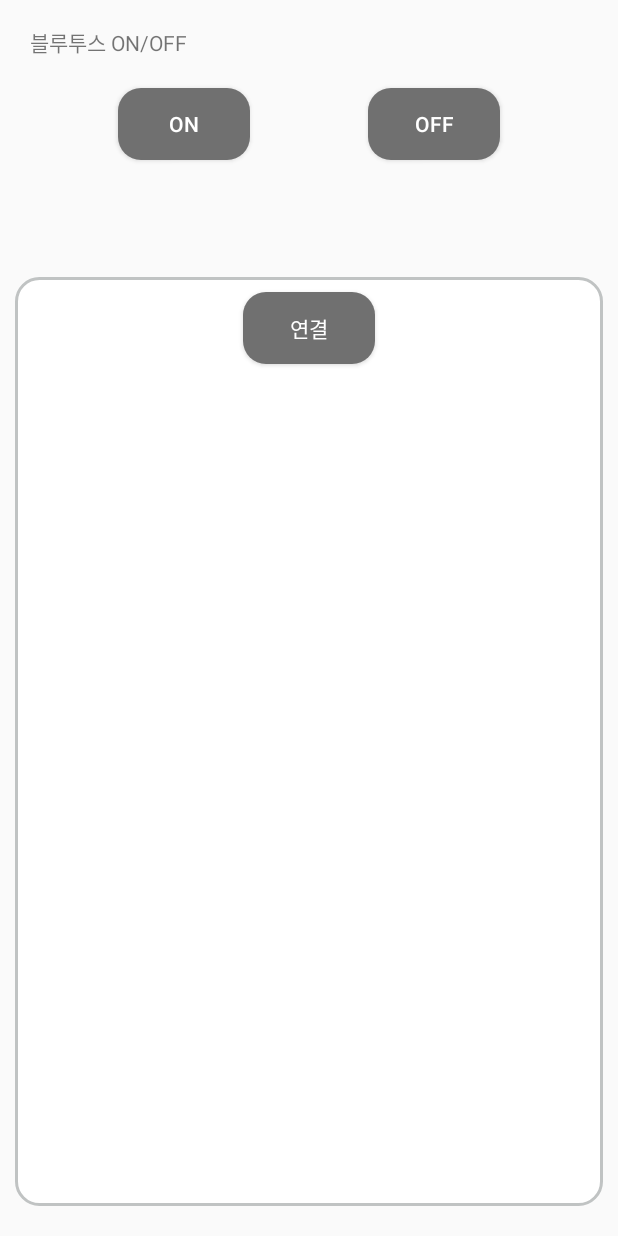
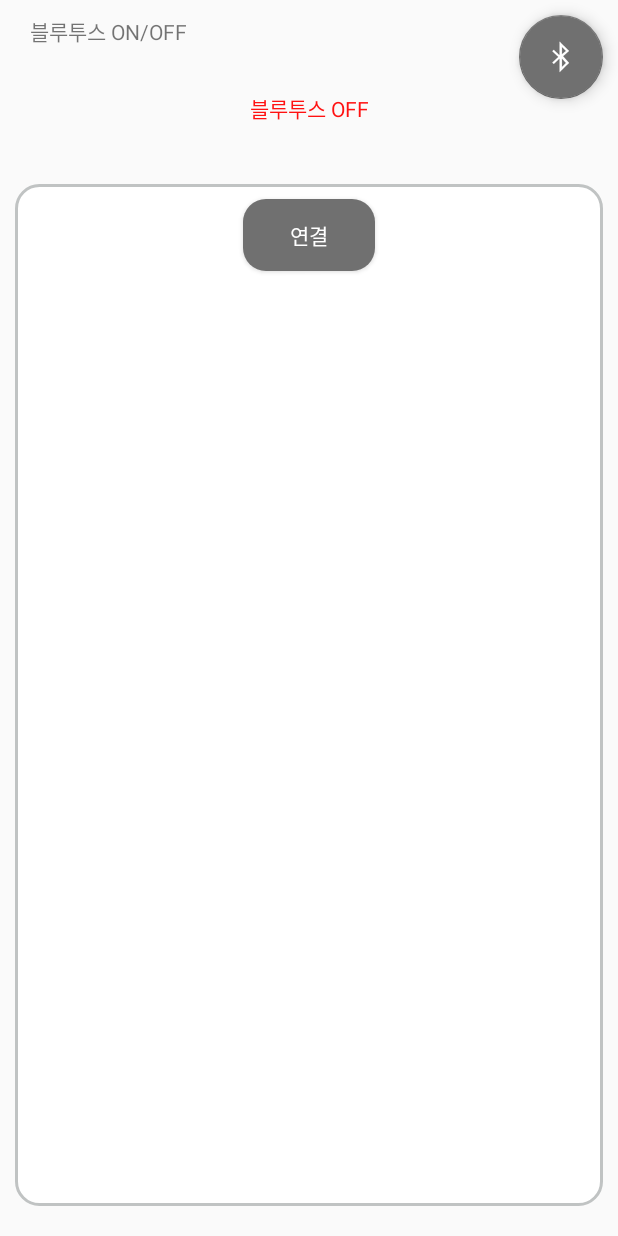
Before and after one commit to innjie/EarthAS, an Android app: the BluetoothActivity screen opened directly, with no data from a screen before it, on a phone screen of 412 x 824 dp. Run offline under Robolectric (Android 15) with nearby library versions, the phone set to English and light mode, and no system bars; network calls fail.

Commit message:
[update] bluetooth layout

```diff
--- a/app/src/main/java/ericson/lg/mobile/earthas/BluetoothActivity.java
+++ b/app/src/main/java/ericson/lg/mobile/earthas/BluetoothActivity.java
@@ -5,8 +5,11 @@ import android.bluetooth.BluetoothDevice;
 import android.bluetooth.BluetoothSocket;
 import android.content.DialogInterface;
 import android.content.Intent;
+import android.content.res.ColorStateList;
 import android.os.Bundle;
 import android.os.Handler;
+import android.os.SystemClock;
+import android.util.Log;
 import android.view.View;
 import android.widget.Button;
 import android.widget.TextView;
@@ -15,55 +18,57 @@ import android.widget.Toast;
 import androidx.appcompat.app.AlertDialog;
 import androidx.appcompat.app.AppCompatActivity;
 
+import com.google.android.material.floatingactionbutton.FloatingActionButton;
+
+import java.io.IOException;
+import java.io.InputStream;
+import java.io.OutputStream;
+import java.io.UnsupportedEncodingException;
 import java.util.ArrayList;
 import java.util.List;
 import java.util.Set;
+import java.util.UUID;
 
 public class BluetoothActivity extends AppCompatActivity  {
 
-    private Button btnOn;
-    private Button btnOff;
+    private FloatingActionButton fabOnOff;
     private Button btnConnect;
 
     private TextView tvStatus;
+
+    private Boolean isBluetoothOn = false;
 
     private BluetoothAdapter bluetoothAdapter;
     private Set<BluetoothDevice> pairedDevices;
     private List<String> listPairedDevices;
 
     private Handler bluetoothHandler;
-   // private ConnectedBluetoothThread threadConnectedBluetooth;
+    private ConnectedBluetoothThread threadConnectedBluetooth;
     private BluetoothDevice bluetoothDevice;
     private BluetoothSocket bluetoothSocket;
 
     private final static int BT_REQUEST_ENABLE = 1;
     private final static int BT_MESSAGE_READ = 2;
     private final static int BT_CONNECTING_STATUS = 3;
+    final static UUID BT_UUID = UUID.fromString("00001101-0000-1000-8000-00805F9B34FB");    //phone to arduino
+    //final static UUID BT_UUID = UUID.fromString("8CE255C0-200A-11E0-AC64-0800200C9A66");    //phone to phone
 
     @Override
     protected void onCreate(Bundle savedInstanceState) {
         super.onCreate(savedInstanceState);
         setContentView(R.layout.activity_bluetooth);
 
-        btnOn = findViewById(R.id.btn_bluetooth_on);
-        btnOff = findViewById(R.id.btn_bluetooth_off);
+        fabOnOff = findViewById(R.id.fab_bluetooth_onoff);
         btnConnect = findViewById(R.id.btn_bluetooth_connect);
 
         tvStatus = findViewById(R.id.text_bluetooth_status);
 
         bluetoothAdapter = BluetoothAdapter.getDefaultAdapter();
 
-        btnOn.setOnClickListener(new Button.OnClickListener() {
+        fabOnOff.setOnClickListener(new Button.OnClickListener() {
             @Override
             public void onClick(View view) {
-                bluetoothOn();
-            }
-        });
-
-        btnOff.setOnClickListener(new Button.OnClickListener() {
-            @Override
-            public void onClick(View view) {
-                bluetoothOff();
+                bluetoothOnOff();
             }
         });
 
@@ -73,6 +78,50 @@ public class BluetoothActivity extends AppCompatActivity  {
                 listPairedDevices();
             }
         });
+
+        bluetoothHandler = new Handler(){
+            public void handleMessage(android.os.Message msg){
+                if(msg.what == BT_MESSAGE_READ){
+                    String readMessage = null;
+                    try {
+                        readMessage = new String((byte[]) msg.obj, "UTF-8");
+                    } catch (UnsupportedEncodingException e) {
+                        e.printStackTrace();
+                    }
+                    Log.d("receiveeeeeeeeeeeeeeee", readMessage);
+                }
+            }
+        };
+    }
+
+    //bluetooth on/off setting
+    public void onResume() {
+        super.onResume();
+
+        tvStatus.setTextColor(getColor(R.color.colorPrimaryRed));
+        fabOnOff.setBackgroundColor(getColor(R.color.sub_color));
+
+        if(bluetoothAdapter == null) {
+            tvStatus.setText("블루투스를 지원하지 않는 기기");
+        } else {
+            if (bluetoothAdapter.isEnabled()) {
+                tvStatus.setText("블루투스 ON");
+                isBluetoothOn = true;
+                fabOnOff.setSupportBackgroundTintList(ColorStateList.valueOf(getColor(R.color.sub_color)));
+            } else {
+                tvStatus.setText("블루투스 OFF");
+                isBluetoothOn = false;
+                fabOnOff.setSupportBackgroundTintList(ColorStateList.valueOf(getColor(R.color.colorAccent)));
+            }
+        }
+    }
+
+    public void bluetoothOnOff() {
+        if(isBluetoothOn){
+            bluetoothOff();
+        } else {
+            bluetoothOn();
+        }
     }
 
     public void bluetoothOn() {
@@ -82,17 +131,23 @@ public class BluetoothActivity extends AppCompatActivity  {
         else {
             if (bluetoothAdapter.isEnabled()) {
                 Toast.makeText(getApplicationContext(), "블루투스가 이미 활성화 되어 있습니다.", Toast.LENGTH_LONG).show();
-                tvStatus.setText("블루투스 ON");
             }
             else {
-                Toast.makeText(getApplicationContext(), "블루투스가 활성화 되어 있지 않습니다.", Toast.LENGTH_LONG).show();
                 Intent intentBluetoothEnable = new Intent(BluetoothAdapter.ACTION_REQUEST_ENABLE);
                 startActivityForResult(intentBluetoothEnable, BT_REQUEST_ENABLE);
             }
+
+            fabOnOff.setSupportBackgroundTintList(ColorStateList.valueOf(getColor(R.color.sub_color)));
         }
+
+        isBluetoothOn = true;
     }
 
     public void bluetoothOff() {
+        if(bluetoothAdapter == null) {
+            Toast.makeText(getApplicationContext(), "블루투스를 지원하지 않는 기기입니다.", Toast.LENGTH_LONG).show();
+        }
+        else{
             if (bluetoothAdapter.isEnabled()) {
                 bluetoothAdapter.disable();
                 Toast.makeText(getApplicationContext(), "블루투스가 비활성화 되었습니다.", Toast.LENGTH_SHORT).show();
@@ -101,6 +156,11 @@ public class BluetoothActivity extends AppCompatActivity  {
             else {
                 Toast.makeText(getApplicationContext(), "블루투스가 이미 비활성화 되어 있습니다.", Toast.LENGTH_SHORT).show();
             }
+
+            fabOnOff.setSupportBackgroundTintList(ColorStateList.valueOf(getColor(R.color.colorAccent)));
+        }
+
+        isBluetoothOn = false;
     }
 
     @Override
@@ -112,14 +172,17 @@ public class BluetoothActivity extends AppCompatActivity  {
                     tvStatus.setText("블루투스 ON");
                 } else if (resultCode == RESULT_CANCELED) { // 블루투스 활성화를 취소를 클릭하였다면
                     Toast.makeText(getApplicationContext(), "취소", Toast.LENGTH_LONG).show();
-                    tvStatus.setText("블루투스 OFF");
                 }
                 break;
         }
         super.onActivityResult(requestCode, resultCode, data);
     }
 
+    //find bluetooth
     void listPairedDevices() {
+        if(bluetoothAdapter == null) {
+            Toast.makeText(getApplicationContext(), "블루투스를 지원하지 않는 기기입니다.", Toast.LENGTH_LONG).show();
+        } else {
             if (bluetoothAdapter.isEnabled()) {
                 pairedDevices = bluetoothAdapter.getBondedDevices();
 
@@ -138,7 +201,7 @@ public class BluetoothActivity extends AppCompatActivity  {
                     builder.setItems(items, new DialogInterface.OnClickListener() {
                         @Override
                         public void onClick(DialogInterface dialog, int item) {
-             //           connectSelectedDevice(items[item].toString());
+                            connectSelectedDevice(items[item].toString());
                         }
                     });
                     AlertDialog alert = builder.create();
@@ -151,23 +214,24 @@ public class BluetoothActivity extends AppCompatActivity  {
                 Toast.makeText(getApplicationContext(), "블루투스가 비활성화 되어 있습니다.", Toast.LENGTH_SHORT).show();
             }
         }
+    }
 
-//    void connectSelectedDevice(String selectedDeviceName) {
-//        for(BluetoothDevice tempDevice : pairedDevices) {
-//            if (selectedDeviceName.equals(tempDevice.getName())) {
-//                bluetoothDevice = tempDevice;
-//                break;
-//            }
-//        }
-//        try {
-//            bluetoothSocket = bluetoothDevice.createRfcommSocketToServiceRecord(BT_UUID);
-//            bluetoothSocket.connect();
-//            threadConnectedBluetooth = new ConnectedBluetoothThread(bluetoothSocket);
-//            threadConnectedBluetooth.start();
-//            bluetoothHandler.obtainMessage(BT_CONNECTING_STATUS, 1, -1).sendToTarget();
-//        } catch (IOException e) {
-//            Toast.makeText(getApplicationContext(), "블루투스 연결 중 오류가 발생했습니다.", Toast.LENGTH_LONG).show();
-//        }
-//    }
-
+    //connect bluetooth
+    void connectSelectedDevice(String selectedDeviceName) {
+        for(BluetoothDevice tempDevice : pairedDevices) {
+            if (selectedDeviceName.equals(tempDevice.getName())) {
+                bluetoothDevice = tempDevice;
+                break;
             }
+        }
+        try {
+            bluetoothSocket = bluetoothDevice.createRfcommSocketToServiceRecord(BT_UUID);
+            bluetoothSocket.connect();
+            threadConnectedBluetooth = new ConnectedBluetoothThread(bluetoothSocket);
+            threadConnectedBluetooth.start();
+            //bluetoothHandler.obtainMessage(BT_CONNECTING_STATUS, 1, -1).sendToTarget();
+        } catch (IOException e) {
+            Toast.makeText(getApplicationContext(), "블루투스 연결 중 오류가 발생했습니다.", Toast.LENGTH_LONG).show();
+        }
+    }
+}
--- a/app/src/main/res/layout/activity_bluetooth.xml
+++ b/app/src/main/res/layout/activity_bluetooth.xml
@@ -21,55 +21,44 @@
             <androidx.constraintlayout.widget.ConstraintLayout
                 android:layout_width="match_parent"
                 android:layout_height="0dp"
-                android:layout_weight="2">
+                android:layout_weight="1">
+
+                <com.google.android.material.floatingactionbutton.FloatingActionButton
+                    android:id="@+id/fab_bluetooth_onoff"
+                    android:layout_width="wrap_content"
+                    android:layout_height="wrap_content"
+                    android:layout_marginTop="10dp"
+                    android:layout_marginEnd="10dp"
+                    android:clickable="true"
+                    app:backgroundTint="@color/colorAccent"
+                    app:layout_constraintEnd_toEndOf="parent"
+                    app:layout_constraintTop_toTopOf="parent"
+                    app:srcCompat="@android:drawable/stat_sys_data_bluetooth" />
 
                 <TextView
                     android:id="@+id/textView7"
                     android:layout_width="wrap_content"
                     android:layout_height="wrap_content"
                     android:layout_marginStart="20dp"
-                    android:layout_marginBottom="20dp"
+                    android:layout_marginTop="10dp"
                     android:text="블루투스 ON/OFF"
-                    app:layout_constraintBottom_toTopOf="@+id/btn_bluetooth_on"
-                    app:layout_constraintStart_toStartOf="parent" />
-
-                <Button
-                    android:id="@+id/btn_bluetooth_on"
-                    android:layout_width="wrap_content"
-                    android:layout_height="wrap_content"
-                    android:background="@drawable/button_radius_sub"
-                    android:text="ON"
-                    android:textColor="@android:color/white"
-                    app:layout_constraintBottom_toBottomOf="parent"
-                    app:layout_constraintEnd_toStartOf="@+id/btn_bluetooth_off"
                     app:layout_constraintStart_toStartOf="parent"
-                    app:layout_constraintTop_toTopOf="parent" />
-
-                <Button
-                    android:id="@+id/btn_bluetooth_off"
-                    android:layout_width="wrap_content"
-                    android:layout_height="wrap_content"
-                    android:background="@drawable/button_radius_sub"
-                    android:text="OFF"
-                    android:textColor="@android:color/white"
-                    app:layout_constraintBottom_toBottomOf="parent"
-                    app:layout_constraintEnd_toEndOf="parent"
-                    app:layout_constraintStart_toEndOf="@+id/btn_bluetooth_on"
                     app:layout_constraintTop_toTopOf="parent" />
 
                 <TextView
                     android:id="@+id/text_bluetooth_status"
                     android:layout_width="wrap_content"
                     android:layout_height="wrap_content"
-                    android:layout_marginTop="10dp"
-                    app:layout_constraintStart_toStartOf="@+id/btn_bluetooth_on"
-                    app:layout_constraintTop_toBottomOf="@+id/btn_bluetooth_on" />
+                    android:layout_marginBottom="20dp"
+                    app:layout_constraintBottom_toBottomOf="parent"
+                    app:layout_constraintEnd_toEndOf="parent"
+                    app:layout_constraintStart_toStartOf="parent" />
             </androidx.constraintlayout.widget.ConstraintLayout>
 
             <androidx.constraintlayout.widget.ConstraintLayout
                 android:layout_width="match_parent"
                 android:layout_height="0dp"
-                android:layout_weight="8">
+                android:layout_weight="7">
 
                 <FrameLayout
                     android:layout_width="match_parent"
--- a/app/src/main/res/values/colors.xml
+++ b/app/src/main/res/values/colors.xml
@@ -2,6 +2,7 @@
 <resources>
     <color name="colorPrimary">#6200EE</color>
     <color name="colorPrimaryDark">#3700B3</color>
+    <color name="colorPrimaryRed">#ff1111</color>
     <color name="colorAccent">#707070</color>
 
     <color name="sub_color">#FDD835</color>
```
Also changed, not shown: app/src/main/java/ericson/lg/mobile/earthas/ConnectedBluetoothThread.java (added, +71 -0 lines), app/src/main/java/ericson/lg/mobile/earthas/ui/collection/CollectionFragment.java (+8 -2 lines), app/src/main/java/ericson/lg/mobile/earthas/ui/confusion/ConfusionFragment.java (+10 -4 lines), app/src/main/java/ericson/lg/mobile/earthas/ui/opened/OpenedFragment.java (+17 -7 lines). Lines whose indentation alone changed are shown as unchanged.
